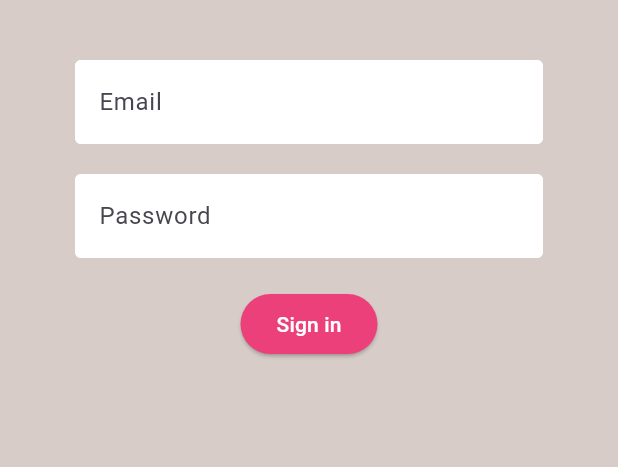
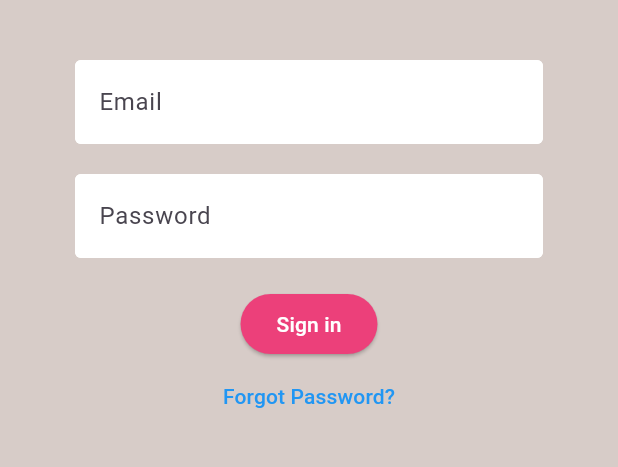
Before and after one commit to rdiorio/SeniorDesignProject, a Flutter app: the screen it shows after launch, on a phone screen of 412 x 824 dp, the part 84-551 px from its top. Run offline on Flutter 3.47's test engine with Material 3 defaults, Android fonts, the light colour scheme and no system bars; our stand-ins replace camera, cloud_firestore, firebase_auth, firebase_core, flutter_spinkit; accounts and stored records are empty.

Commit message:
bug fixes

```diff
--- a/social_sense/lib/main.dart
+++ b/social_sense/lib/main.dart
@@ -4,6 +4,7 @@ import 'package:provider/provider.dart';
 import 'package:social_sense/screens/wrapper.dart';
 import 'package:social_sense/services/auth.dart';
 import 'package:social_sense/models/user.dart';
+import 'package:social_sense/screens/home/home.dart';
 
 Future<void> main() async {
   WidgetsFlutterBinding.ensureInitialized();
--- a/social_sense/lib/screens/authenticate/register.dart
+++ b/social_sense/lib/screens/authenticate/register.dart
@@ -15,6 +15,7 @@ class _RegisterState extends State<Register> {
   final AuthService _auth = AuthService();
   final _formKey = GlobalKey<FormState>();
   bool loading = false;
+
 
   // text field state
   String email = '';
--- a/social_sense/lib/screens/authenticate/sign_in.dart
+++ b/social_sense/lib/screens/authenticate/sign_in.dart
@@ -1,11 +1,116 @@
+// import 'package:flutter/material.dart';
+// import 'package:social_sense/services/auth.dart';
+// import 'package:social_sense/shared/constants.dart';
+// import 'package:social_sense/shared/loading.dart';
+
+// class SignIn extends StatefulWidget {
+//   final Function toggleView; // toggleView is a required parameter
+//   SignIn({required this.toggleView}); // Make sure this is marked as required
+
+//   @override
+//   State<SignIn> createState() => _SignInState();
+// }
+
+// class _SignInState extends State<SignIn> {
+//   final AuthService _auth = AuthService();
+//   final _formKey = GlobalKey<FormState>();
+//   bool loading = false;
+
+//   // text field state
+//   String email = '';
+//   String password = '';
+//   String error = '';
+
+//   @override
+//   Widget build(BuildContext context) {
+//     return loading
+//         ? Loading()
+//         : Scaffold(
+//             backgroundColor: Colors.brown[100],
+//             appBar: AppBar(
+//               backgroundColor: Colors.brown[400],
+//               elevation: 0.0,
+//               title: Text('Sign in to Social Sense'),
+//               actions: <Widget>[
+//                 TextButton.icon(
+//                   icon: Icon(Icons.person),
+//                   label: Text('Register'),
+//                   onPressed: () {
+//                     widget.toggleView();
+//                   },
+//                 )
+//               ],
+//             ),
+//             body: Container(
+//                 padding: EdgeInsets.symmetric(vertical: 20.0, horizontal: 50.0),
+//                 child: Form(
+//                   key: _formKey,
+//                   child: Column(children: <Widget>[
+//                     SizedBox(height: 20.0),
+//                     TextFormField(
+//                       decoration:
+//                           textInputDecoration.copyWith(hintText: 'Email'),
+//                       validator: (val) =>
+//                           (val?.isEmpty ?? true) ? 'Enter an email' : null,
+//                       onChanged: (val) {
+//                         setState(() => email = val);
+//                       },
+//                     ),
+//                     SizedBox(height: 20.0),
+//                     TextFormField(
+//                       decoration:
+//                           textInputDecoration.copyWith(hintText: 'Password'),
+//                       validator: (val) => (val?.length ?? 0) < 6
+//                           ? 'Enter a password that is 6 characters long'
+//                           : null,
+//                       onChanged: (val) {
+//                         setState(() => password = val);
+//                       },
+//                     ),
+//                     SizedBox(height: 20.0),
+//                     ElevatedButton(
+//                       style: ElevatedButton.styleFrom(
+//                         backgroundColor: Colors.pink[400], // Background color
+//                       ),
+//                       child: Text(
+//                         'Sign in',
+//                         style: TextStyle(color: Colors.white), // Text color
+//                       ),
+//                       onPressed: () async {
+//                         if (_formKey.currentState?.validate() ?? false) {
+//                           setState(() => loading = true);
+//                           dynamic result = await _auth
+//                               .signInWithEmailAndPassword(email, password);
+//                           if (result == null) {
+//                             setState(() {
+//                               error =
+//                                   'could not sign in with those credentials';
+//                               loading = false;
+//                             });
+//                           }
+//                         }
+//                       },
+//                     ),
+//                     SizedBox(height: 12.0),
+//                     Text(
+//                       error,
+//                       style: TextStyle(color: Colors.red, fontSize: 14.0),
+//                     )
+//                   ]),
+//                 )),
+//           );
+//   }
+// }
+
 import 'package:flutter/material.dart';
 import 'package:social_sense/services/auth.dart';
 import 'package:social_sense/shared/constants.dart';
 import 'package:social_sense/shared/loading.dart';
 
+
 class SignIn extends StatefulWidget {
-  final Function toggleView; // toggleView is a required parameter
-  SignIn({required this.toggleView}); // Make sure this is marked as required
+  final Function toggleView;
+  SignIn({required this.toggleView});
 
   @override
   State<SignIn> createState() => _SignInState();
@@ -15,11 +120,30 @@ class _SignInState extends State<SignIn> {
   final AuthService _auth = AuthService();
   final _formKey = GlobalKey<FormState>();
   bool loading = false;
-
-  // text field state
   String email = '';
   String password = '';
   String error = '';
+
+  // Function to handle password reset
+  void _resetPassword() async {
+    if (email.isEmpty) {
+      setState(() {
+        error = 'Enter your email to reset password';
+      });
+      return;
+    }
+
+    try {
+      await _auth.sendPasswordResetEmail(email);
+      ScaffoldMessenger.of(context).showSnackBar(
+        SnackBar(content: Text('Password reset link sent to your email')),
+      );
+    } catch (e) {
+      setState(() {
+        error = 'Error sending password reset email';
+      });
+    }
+  }
 
   @override
   Widget build(BuildContext context) {
@@ -70,11 +194,11 @@ class _SignInState extends State<SignIn> {
                     SizedBox(height: 20.0),
                     ElevatedButton(
                       style: ElevatedButton.styleFrom(
-                        backgroundColor: Colors.pink[400], // Background color
+                        backgroundColor: Colors.pink[400],
                       ),
                       child: Text(
                         'Sign in',
-                        style: TextStyle(color: Colors.white), // Text color
+                        style: TextStyle(color: Colors.white),
                       ),
                       onPressed: () async {
                         if (_formKey.currentState?.validate() ?? false) {
@@ -84,12 +208,19 @@ class _SignInState extends State<SignIn> {
                           if (result == null) {
                             setState(() {
                               error =
-                                  'could not sign in with those credentials';
+                                  'Could not sign in with those credentials';
                               loading = false;
                             });
                           }
                         }
                       },
+                    ),
+                    TextButton(
+                      onPressed: _resetPassword,
+                      child: Text(
+                        'Forgot Password?',
+                        style: TextStyle(color: Colors.blue),
+                      ),
                     ),
                     SizedBox(height: 12.0),
                     Text(
--- a/social_sense/lib/services/auth.dart
+++ b/social_sense/lib/services/auth.dart
@@ -5,73 +5,67 @@
 // class AuthService {
 //   final firebase_auth.FirebaseAuth _auth = firebase_auth.FirebaseAuth.instance;
 
-//   // create user object based on app.User
+//   // Convert Firebase User to App User
 //   app.User? _userFromFirebaseUser(firebase_auth.User? user) {
 //     return user != null ? app.User(uid: user.uid) : null;
 //   }
 
-//   //auth change user stream
+//   // Auth change user stream
 //   Stream<app.User?> get user {
-//     return _auth.authStateChanges()
-//         //.map((firebase_auth.User? user) => _userFromFirebaseUser(user));
-//         .map(_userFromFirebaseUser);
+//     return _auth.authStateChanges().map(_userFromFirebaseUser);
 //   }
 
-//   // sign in anonymously
-//   Future signInAnon() async {
+//   // Sign in anonymously
+//   Future<app.User?> signInAnon() async {
 //     try {
 //       firebase_auth.UserCredential result = await _auth.signInAnonymously();
-//       firebase_auth.User? user = result.user;
-//       return _userFromFirebaseUser(user);
+//       return _userFromFirebaseUser(result.user);
 //     } catch (e) {
-//       print(e.toString());
-//       return null;
-//     }
-//   }
-//   // sign in with email and password
-//     Future signInWithEmailAndPassword(String email, String password) async {
-//     try {
-//       firebase_auth.UserCredential result = await _auth.signInWithEmailAndPassword(email: email, password: password);
-//       firebase_auth.User? user = result.user;
-//       return _userFromFirebaseUser(user);
-//     } catch (e) {
-//       print(e.toString());
+//       print('Error signing in anonymously: $e');
 //       return null;
 //     }
 //   }
 
+//   // Sign in with email and password
+//   Future<app.User?> signInWithEmailAndPassword(String email, String password) async {
+//     try {
+//       firebase_auth.UserCredential result = await _auth.signInWithEmailAndPassword(email: email, password: password);
+//       return _userFromFirebaseUser(result.user);
+//     } catch (e) {
+//       print('Error signing in: $e');
+//       return null;
+//     }
+//   }
 
-//   // register with email and password
-// Future registerWithEmailAndPassword(String email, String password) async {
-//   try {
-//     firebase_auth.UserCredential result = await _auth.createUserWithEmailAndPassword(
-//       email: email,
-//       password: password,
-//     );
-//     firebase_auth.User? user = result.user;
+//   // Register with email and password
+//   Future<app.User?> registerWithEmailAndPassword(String email, String password) async {
+//     try {
+//       firebase_auth.UserCredential result = await _auth.createUserWithEmailAndPassword(email: email, password: password);
+//       firebase_auth.User? user = result.user;
 
-//     // Initialize Firestore with empty names for the first-time check
-//     await DatabaseService(uid: user!.uid).updateUserData('', '');
+//       if (user != null) {
+//         // Create a new Firestore document for the user with default values
+//         await DatabaseService(uid: user.uid).createUserProfile();
+//       }
 
-//     return _userFromFirebaseUser(user);
-//   } catch (e) {
-//     print(e.toString());
-//     return null;
+//       return _userFromFirebaseUser(user);
+//     } catch (e) {
+//       print('Error registering user: $e');
+//       return null;
+//     }
+//   }
+
+//   // Sign out
+//   Future<void> signOut() async {
+//     try {
+//       await _auth.signOut();
+//     } catch (e) {
+//       print('Error signing out: $e');
+//     }
 //   }
 // }
 
 
-
-//   // sign out
-//   Future signOut() async {
-//     try {
-//       return await _auth.signOut();
-//     } catch(e){
-//       print(e.toString());
-//       return null;
-//     }
-//   }
-// }
 
 import 'package:firebase_auth/firebase_auth.dart' as firebase_auth;
 import 'package:social_sense/models/user.dart' as app;
@@ -130,6 +124,17 @@ class AuthService {
     }
   }
 
+  // Send password reset email
+  Future<void> sendPasswordResetEmail(String email) async {
+    try {
+      await _auth.sendPasswordResetEmail(email: email);
+      print('Password reset email sent');
+    } catch (e) {
+      print('Error sending password reset email: $e');
+      throw e; // Re-throw the error so it can be handled in the UI
+    }
+  }
+
   // Sign out
   Future<void> signOut() async {
     try {
```
Also changed, not shown: social_sense/lib/screens/information.dart (+6 -1 lines).
